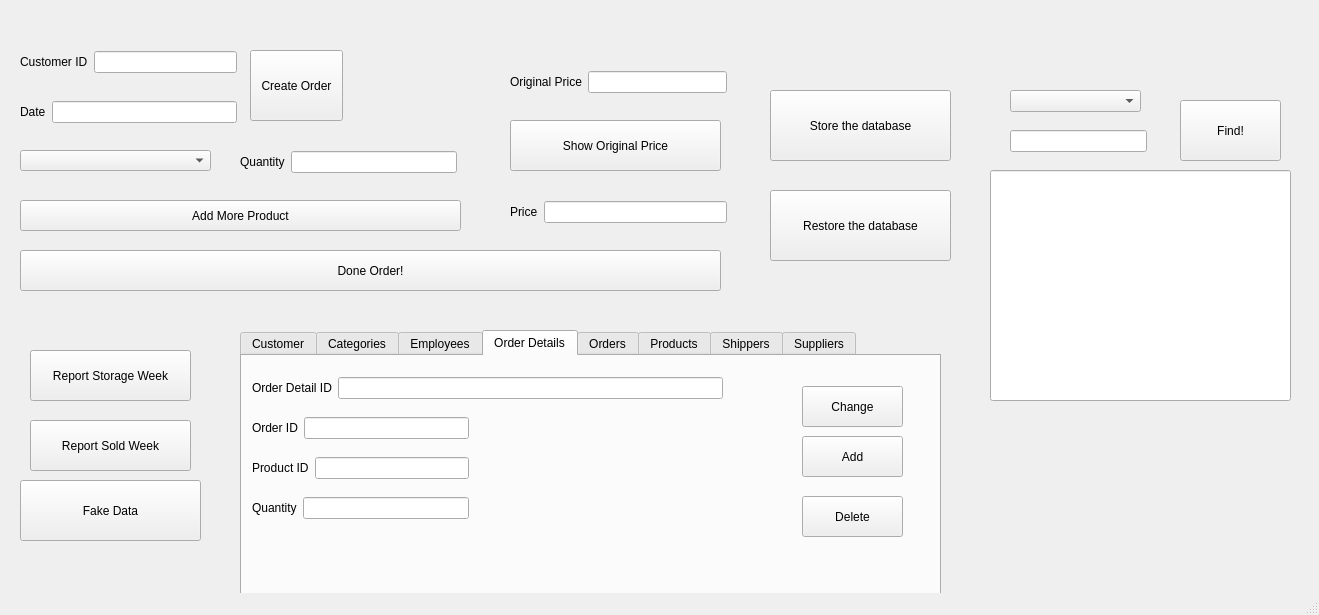
Qt form FinalProject/mainwindow.ui (Tuan-97/Nhom_4) before a commit.
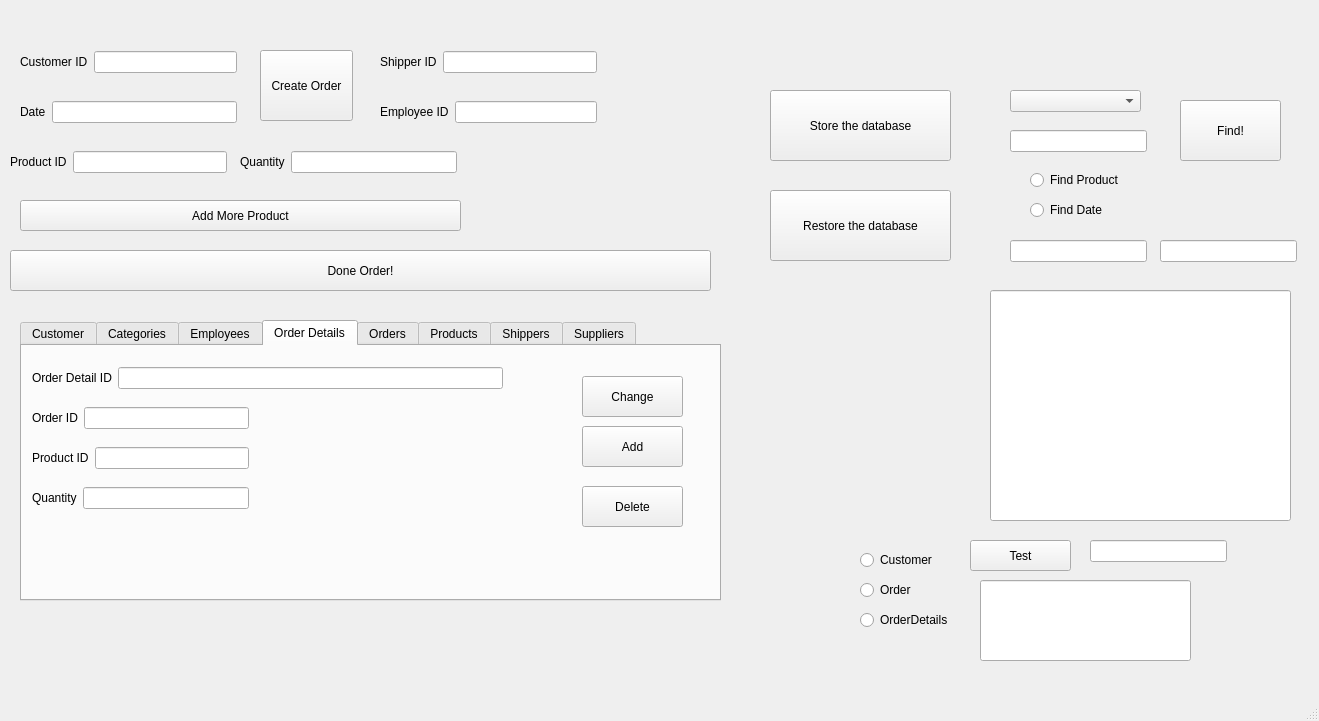
The same form after that commit. The open tabs and pages were chosen to show the change.

```diff
--- a/FinalProject/mainwindow.ui
+++ b/FinalProject/mainwindow.ui
@@ -7,7 +7,7 @@
     <x>0</x>
     <y>0</y>
     <width>1319</width>
-    <height>615</height>
+    <height>721</height>
    </rect>
   </property>
   <property name="windowTitle">
@@ -61,7 +61,7 @@
    <widget class="QPushButton" name="CreateOrder">
     <property name="geometry">
      <rect>
-      <x>250</x>
+      <x>260</x>
       <y>50</y>
       <width>93</width>
       <height>71</height>
@@ -71,20 +71,10 @@
      <string>Create Order</string>
     </property>
    </widget>
-   <widget class="QComboBox" name="ProductName">
-    <property name="geometry">
-     <rect>
-      <x>20</x>
-      <y>150</y>
-      <width>191</width>
-      <height>21</height>
-     </rect>
-    </property>
-   </widget>
    <widget class="QPushButton" name="DoneOrder">
     <property name="geometry">
      <rect>
-      <x>20</x>
+      <x>10</x>
       <y>250</y>
       <width>701</width>
       <height>41</height>
@@ -94,63 +84,6 @@
      <string>Done Order!</string>
     </property>
    </widget>
-   <widget class="QWidget" name="layoutWidget_3">
-    <property name="geometry">
-     <rect>
-      <x>510</x>
-      <y>200</y>
-      <width>217</width>
-      <height>24</height>
-     </rect>
-    </property>
-    <layout class="QHBoxLayout" name="horizontalLayout_4">
-     <item>
-      <widget class="QLabel" name="label_4">
-       <property name="text">
-        <string>Price</string>
-       </property>
-      </widget>
-     </item>
-     <item>
-      <widget class="QLineEdit" name="Price"/>
-     </item>
-    </layout>
-   </widget>
-   <widget class="QWidget" name="layoutWidget_4">
-    <property name="geometry">
-     <rect>
-      <x>510</x>
-      <y>70</y>
-      <width>217</width>
-      <height>24</height>
-     </rect>
-    </property>
-    <layout class="QHBoxLayout" name="horizontalLayout_5">
-     <item>
-      <widget class="QLabel" name="label_5">
-       <property name="text">
-        <string>Original Price</string>
-       </property>
-      </widget>
-     </item>
-     <item>
-      <widget class="QLineEdit" name="OriginalPrice"/>
-     </item>
-    </layout>
-   </widget>
-   <widget class="QPushButton" name="Original_Price">
-    <property name="geometry">
-     <rect>
-      <x>510</x>
-      <y>120</y>
-      <width>211</width>
-      <height>51</height>
-     </rect>
-    </property>
-    <property name="text">
-     <string>Show Original Price</string>
-    </property>
-   </widget>
    <widget class="QPushButton" name="AddProduct">
     <property name="geometry">
      <rect>
@@ -199,24 +132,11 @@
      </item>
     </layout>
    </widget>
-   <widget class="QPushButton" name="ReportStoreWeek">
-    <property name="geometry">
-     <rect>
-      <x>30</x>
-      <y>350</y>
-      <width>161</width>
-      <height>51</height>
-     </rect>
-    </property>
-    <property name="text">
-     <string>Report Storage Week</string>
-    </property>
-   </widget>
    <widget class="QTabWidget" name="tabWidget">
     <property name="geometry">
      <rect>
-      <x>240</x>
-      <y>330</y>
+      <x>20</x>
+      <y>320</y>
       <width>701</width>
       <height>281</height>
      </rect>
@@ -1523,19 +1443,6 @@
      </widget>
     </widget>
    </widget>
-   <widget class="QPushButton" name="ReportSoldWeek">
-    <property name="geometry">
-     <rect>
-      <x>30</x>
-      <y>420</y>
-      <width>161</width>
-      <height>51</height>
-     </rect>
-    </property>
-    <property name="text">
-     <string>Report Sold Week</string>
-    </property>
-   </widget>
    <widget class="QPushButton" name="Restore">
     <property name="geometry">
      <rect>
@@ -1553,7 +1460,7 @@
     <property name="geometry">
      <rect>
       <x>990</x>
-      <y>170</y>
+      <y>290</y>
       <width>301</width>
       <height>231</height>
      </rect>
@@ -1627,17 +1534,188 @@
      </property>
     </item>
    </widget>
-   <widget class="QPushButton" name="FakeData">
+   <widget class="QLineEdit" name="lineEdit_4">
     <property name="geometry">
      <rect>
-      <x>20</x>
-      <y>480</y>
-      <width>181</width>
-      <height>61</height>
+      <x>1010</x>
+      <y>240</y>
+      <width>137</width>
+      <height>22</height>
      </rect>
     </property>
+   </widget>
+   <widget class="QRadioButton" name="radioButton">
+    <property name="geometry">
+     <rect>
+      <x>1030</x>
+      <y>170</y>
+      <width>95</width>
+      <height>20</height>
+     </rect>
+    </property>
     <property name="text">
-     <string>Fake Data</string>
+     <string>Find Product</string>
+    </property>
+   </widget>
+   <widget class="QRadioButton" name="radioButton_2">
+    <property name="geometry">
+     <rect>
+      <x>1030</x>
+      <y>200</y>
+      <width>95</width>
+      <height>20</height>
+     </rect>
+    </property>
+    <property name="text">
+     <string>Find Date</string>
+    </property>
+   </widget>
+   <widget class="QLineEdit" name="lineEdit_5">
+    <property name="geometry">
+     <rect>
+      <x>1160</x>
+      <y>240</y>
+      <width>137</width>
+      <height>22</height>
+     </rect>
+    </property>
+   </widget>
+   <widget class="QPushButton" name="Store_3">
+    <property name="geometry">
+     <rect>
+      <x>970</x>
+      <y>540</y>
+      <width>101</width>
+      <height>31</height>
+     </rect>
+    </property>
+    <property name="text">
+     <string>Test</string>
+    </property>
+   </widget>
+   <widget class="QLineEdit" name="lineEdit_6">
+    <property name="geometry">
+     <rect>
+      <x>1090</x>
+      <y>540</y>
+      <width>137</width>
+      <height>22</height>
+     </rect>
+    </property>
+   </widget>
+   <widget class="QLineEdit" name="lineEdit_2">
+    <property name="geometry">
+     <rect>
+      <x>980</x>
+      <y>580</y>
+      <width>211</width>
+      <height>81</height>
+     </rect>
+    </property>
+   </widget>
+   <widget class="QWidget" name="layoutWidget_4">
+    <property name="geometry">
+     <rect>
+      <x>380</x>
+      <y>100</y>
+      <width>217</width>
+      <height>24</height>
+     </rect>
+    </property>
+    <layout class="QHBoxLayout" name="horizontalLayout_5">
+     <item>
+      <widget class="QLabel" name="label_5">
+       <property name="text">
+        <string>Employee ID</string>
+       </property>
+      </widget>
+     </item>
+     <item>
+      <widget class="QLineEdit" name="Employee"/>
+     </item>
+    </layout>
+   </widget>
+   <widget class="QWidget" name="layoutWidget_12">
+    <property name="geometry">
+     <rect>
+      <x>380</x>
+      <y>50</y>
+      <width>217</width>
+      <height>24</height>
+     </rect>
+    </property>
+    <layout class="QHBoxLayout" name="horizontalLayout_13">
+     <item>
+      <widget class="QLabel" name="label_13">
+       <property name="text">
+        <string>Shipper ID</string>
+       </property>
+      </widget>
+     </item>
+     <item>
+      <widget class="QLineEdit" name="Shipper"/>
+     </item>
+    </layout>
+   </widget>
+   <widget class="QWidget" name="layoutWidget_13">
+    <property name="geometry">
+     <rect>
+      <x>10</x>
+      <y>150</y>
+      <width>217</width>
+      <height>24</height>
+     </rect>
+    </property>
+    <layout class="QHBoxLayout" name="horizontalLayout_14">
+     <item>
+      <widget class="QLabel" name="label_14">
+       <property name="text">
+        <string>Product ID</string>
+       </property>
+      </widget>
+     </item>
+     <item>
+      <widget class="QLineEdit" name="ProductID"/>
+     </item>
+    </layout>
+   </widget>
+   <widget class="QRadioButton" name="radioButton_3">
+    <property name="geometry">
+     <rect>
+      <x>860</x>
+      <y>580</y>
+      <width>95</width>
+      <height>20</height>
+     </rect>
+    </property>
+    <property name="text">
+     <string>Order</string>
+    </property>
+   </widget>
+   <widget class="QRadioButton" name="Customer">
+    <property name="geometry">
+     <rect>
+      <x>860</x>
+      <y>550</y>
+      <width>95</width>
+      <height>20</height>
+     </rect>
+    </property>
+    <property name="text">
+     <string>Customer</string>
+    </property>
+   </widget>
+   <widget class="QRadioButton" name="radioButton_4">
+    <property name="geometry">
+     <rect>
+      <x>860</x>
+      <y>610</y>
+      <width>95</width>
+      <height>20</height>
+     </rect>
+    </property>
+    <property name="text">
+     <string>OrderDetails</string>
     </property>
    </widget>
   </widget>
```
Left out of the diff: 2 changed lines with no effect on the pictures.
